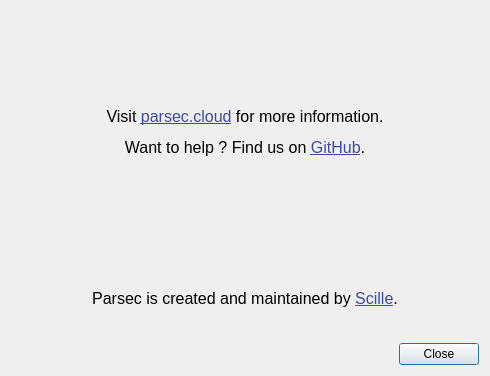
Scille/parsec-cloud, file parsec/core/gui/forms/about_dialog.ui: the form before one commit.
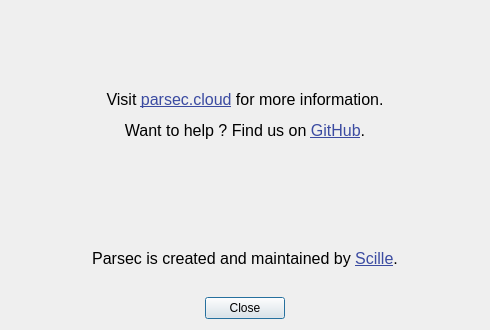
The form after the commit. Icons and pictures are not drawn.

The edit to the form file:
```diff
--- a/parsec/core/gui/forms/about_dialog.ui
+++ b/parsec/core/gui/forms/about_dialog.ui
@@ -7,7 +7,7 @@
     <x>0</x>
     <y>0</y>
     <width>490</width>
-    <height>376</height>
+    <height>330</height>
    </rect>
   </property>
   <property name="windowTitle">
@@ -82,7 +82,7 @@
       <set>QDialogButtonBox::Close</set>
      </property>
      <property name="centerButtons">
-      <bool>false</bool>
+      <bool>true</bool>
      </property>
     </widget>
    </item>
```
Left out of the diff: 6 changed lines with no effect on the pictures.
